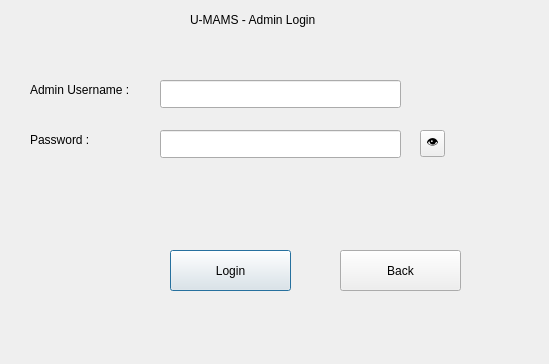
Qt form adminlogin.ui (sanjanaCSwyb/U-MAMS) before a commit.
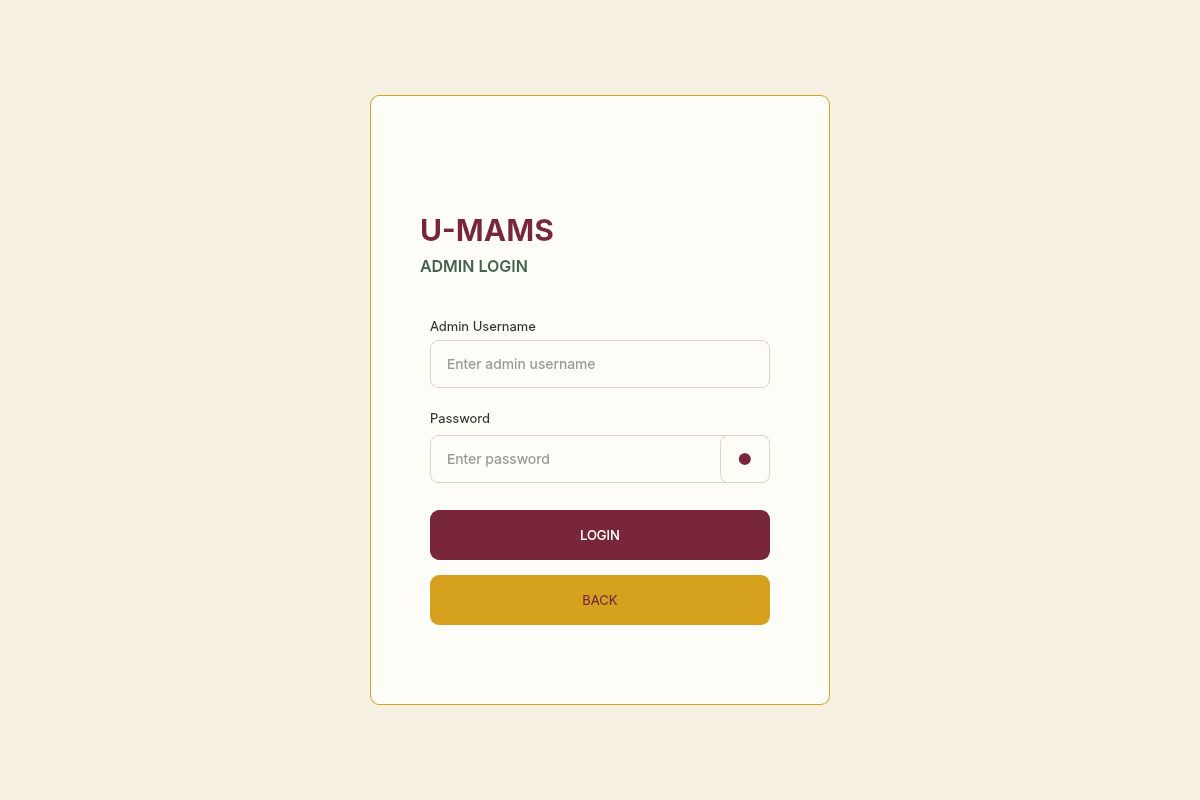
The same form after that commit. Icons and pictures are not drawn.

Diff of the .ui file:
```diff
--- a/adminlogin.ui
+++ b/adminlogin.ui
@@ -6,115 +6,276 @@
    <rect>
     <x>0</x>
     <y>0</y>
-    <width>549</width>
-    <height>364</height>
+    <width>1200</width>
+    <height>800</height>
    </rect>
   </property>
+  <property name="minimumSize">
+   <size>
+    <width>600</width>
+    <height>600</height>
+   </size>
+  </property>
   <property name="windowTitle">
-   <string>Dialog</string>
-  </property>
-  <widget class="QLabel" name="lblTitle">
-   <property name="geometry">
-    <rect>
-     <x>190</x>
-     <y>10</y>
-     <width>141</width>
-     <height>20</height>
-    </rect>
-   </property>
-   <property name="text">
     <string>U-MAMS - Admin Login</string>
    </property>
+  <property name="styleSheet">
+   <string>background:#F7F1E3;</string>
+  </property>
+  <widget class="QWidget" name="figmaCanvas">
+   <property name="geometry">
+    <rect>
+     <x>0</x>
+     <y>0</y>
+     <width>1200</width>
+     <height>800</height>
+    </rect>
+   </property>
+   <property name="styleSheet">
+    <string>QWidget#figmaCanvas{background:#F7F1E3;}</string>
+   </property>
+   <widget class="QFrame" name="loginCard">
+    <property name="geometry">
+     <rect>
+      <x>370</x>
+      <y>95</y>
+      <width>460</width>
+      <height>610</height>
+     </rect>
+    </property>
+    <property name="frameShape">
+     <enum>QFrame::NoFrame</enum>
+    </property>
+    <property name="styleSheet">
+     <string>QFrame#loginCard{background:#FFFDF8;border:1px solid #D6A21E;border-radius:9px;}</string>
+    </property>
+   </widget>
+   <widget class="QLabel" name="lblLogo">
+    <property name="geometry">
+     <rect>
+      <x>558</x>
+      <y>120</y>
+      <width>84</width>
+      <height>84</height>
+     </rect>
+    </property>
+    <property name="pixmap">
+     <pixmap>:/assets/wayamba_logo.png</pixmap>
+    </property>
+    <property name="scaledContents">
+     <bool>false</bool>
+    </property>
+    <property name="alignment">
+     <set>Qt::AlignCenter</set>
+    </property>
+    <property name="styleSheet">
+     <string>background:transparent;border:none;</string>
+    </property>
+   </widget>
+   <widget class="QLabel" name="lblTitle">
+    <property name="geometry">
+     <rect>
+      <x>420</x>
+      <y>210</y>
+      <width>320</width>
+      <height>40</height>
+     </rect>
+    </property>
+    <property name="text">
+     <string>U-MAMS</string>
+    </property>
+    <property name="alignment">
+     <set>Qt::AlignLeft|Qt::AlignVCenter</set>
+    </property>
+    <property name="styleSheet">
+     <string>font-family:Inter; font-size:30px; font-weight:600;color:#7A263A;background:transparent;border:none;padding:0px;</string>
+    </property>
+   </widget>
+   <widget class="QLabel" name="lblLoginType">
+    <property name="geometry">
+     <rect>
+      <x>420</x>
+      <y>254</y>
+      <width>340</width>
+      <height>24</height>
+     </rect>
+    </property>
+    <property name="text">
+     <string>ADMIN LOGIN</string>
+    </property>
+    <property name="alignment">
+     <set>Qt::AlignLeft|Qt::AlignVCenter</set>
+    </property>
+    <property name="styleSheet">
+     <string>font-family:Inter; font-size:16px; font-weight:500;color:#43634B;background:transparent;border:none;padding:0px;</string>
+    </property>
   </widget>
   <widget class="QLabel" name="lblUsername">
    <property name="geometry">
     <rect>
-     <x>30</x>
-     <y>80</y>
-     <width>111</width>
-     <height>20</height>
+      <x>430</x>
+      <y>315</y>
+      <width>340</width>
+      <height>22</height>
     </rect>
    </property>
    <property name="text">
-    <string>Admin Username :</string>
-   </property>
-  </widget>
-  <widget class="QLabel" name="lblPassword">
-   <property name="geometry">
-    <rect>
-     <x>30</x>
-     <y>130</y>
-     <width>63</width>
-     <height>20</height>
-    </rect>
-   </property>
-   <property name="text">
-    <string>Password :</string>
+     <string>Admin Username</string>
+    </property>
+    <property name="alignment">
+     <set>Qt::AlignLeft|Qt::AlignVCenter</set>
+    </property>
+    <property name="styleSheet">
+     <string>font-family:Inter; font-size:13px; font-weight:400;color:#333333;background:transparent;border:none;padding:0px;</string>
+    </property>
+    <property name="buddy">
+     <cstring>txtUsername</cstring>
    </property>
   </widget>
   <widget class="QLineEdit" name="txtUsername">
    <property name="geometry">
     <rect>
-     <x>160</x>
-     <y>80</y>
-     <width>241</width>
-     <height>28</height>
-    </rect>
+      <x>430</x>
+      <y>340</y>
+      <width>340</width>
+      <height>48</height>
+     </rect>
+    </property>
+    <property name="placeholderText">
+     <string>Enter admin username</string>
+    </property>
+    <property name="frame">
+     <bool>false</bool>
+    </property>
+    <property name="styleSheet">
+     <string>QLineEdit#txtUsername{font-family:Inter;font-size:14px;color:#333333;background:#FFFDF8;border:1px solid #DDD7C8;border-radius:8px;padding:0px 14px;}QLineEdit#txtUsername:focus{border:1px solid #D6A21E;}</string>
+    </property>
+   </widget>
+   <widget class="QLabel" name="lblPassword">
+    <property name="geometry">
+     <rect>
+      <x>430</x>
+      <y>407</y>
+      <width>340</width>
+      <height>22</height>
+     </rect>
+    </property>
+    <property name="text">
+     <string>Password</string>
+    </property>
+    <property name="alignment">
+     <set>Qt::AlignLeft|Qt::AlignVCenter</set>
+    </property>
+    <property name="styleSheet">
+     <string>font-family:Inter; font-size:13px; font-weight:400;color:#333333;background:transparent;border:none;padding:0px;</string>
+    </property>
+    <property name="buddy">
+     <cstring>txtPassword</cstring>
    </property>
   </widget>
   <widget class="QLineEdit" name="txtPassword">
    <property name="geometry">
     <rect>
-     <x>160</x>
-     <y>130</y>
-     <width>241</width>
-     <height>28</height>
-    </rect>
-   </property>
+      <x>430</x>
+      <y>435</y>
+      <width>340</width>
+      <height>48</height>
+     </rect>
+    </property>
+    <property name="placeholderText">
+     <string>Enter password</string>
+    </property>
    <property name="echoMode">
-    <enum>QLineEdit::EchoMode::Password</enum>
+     <enum>QLineEdit::Password</enum>
+    </property>
+    <property name="frame">
+     <bool>false</bool>
+    </property>
+    <property name="styleSheet">
+     <string>QLineEdit#txtPassword{font-family:Inter;font-size:14px;color:#333333;background:#FFFDF8;border:1px solid #DDD7C8;border-radius:8px;padding:0px 55px 0px 14px;}QLineEdit#txtPassword:focus{border:1px solid #D6A21E;}</string>
    </property>
   </widget>
   <widget class="QToolButton" name="btnShowPassword">
    <property name="geometry">
     <rect>
-     <x>420</x>
-     <y>130</y>
-     <width>25</width>
-     <height>27</height>
+      <x>720</x>
+      <y>435</y>
+      <width>50</width>
+      <height>48</height>
     </rect>
    </property>
    <property name="text">
-    <string>👁</string>
+     <string>●</string>
+    </property>
+    <property name="toolTip">
+     <string>Show or hide password</string>
+    </property>
+    <property name="accessibleName">
+     <string>Show or hide password</string>
+    </property>
+    <property name="cursor">
+     <cursorShape>PointingHandCursor</cursorShape>
+    </property>
+    <property name="styleSheet">
+     <string>QToolButton#btnShowPassword{font-family:Inter;font-size:16px;color:#7A263A;background:#FFFDF8;border:1px solid #DDD7C8;border-radius:8px;padding:0px;}QToolButton#btnShowPassword:hover{border-color:#D6A21E;}</string>
    </property>
   </widget>
   <widget class="QPushButton" name="btnLogin">
    <property name="geometry">
     <rect>
-     <x>170</x>
-     <y>250</y>
-     <width>121</width>
-     <height>41</height>
+      <x>430</x>
+      <y>510</y>
+      <width>340</width>
+      <height>50</height>
     </rect>
    </property>
    <property name="text">
-    <string>Login</string>
+     <string>LOGIN</string>
+    </property>
+    <property name="autoDefault">
+     <bool>false</bool>
+    </property>
+    <property name="cursor">
+     <cursorShape>PointingHandCursor</cursorShape>
+    </property>
+    <property name="styleSheet">
+     <string>QPushButton#btnLogin{font-family:Inter;font-size:13px;font-weight:400;color:#FFFDF8;background:#7A263A;border:1px solid #7A263A;border-radius:9px;padding:0px;}QPushButton#btnLogin:hover{border:1px solid #D6A21E;}QPushButton#btnLogin:focus{border:1px solid #D6A21E;}</string>
+    </property>
+    <property name="default">
+     <bool>true</bool>
    </property>
   </widget>
   <widget class="QPushButton" name="btnBack">
    <property name="geometry">
     <rect>
-     <x>340</x>
-     <y>250</y>
-     <width>121</width>
-     <height>41</height>
+      <x>430</x>
+      <y>575</y>
+      <width>340</width>
+      <height>50</height>
     </rect>
    </property>
    <property name="text">
-    <string>Back</string>
-   </property>
-  </widget>
- </widget>
- <resources/>
- <connections/>
+     <string>BACK</string>
+    </property>
+    <property name="autoDefault">
+     <bool>false</bool>
+    </property>
+    <property name="cursor">
+     <cursorShape>PointingHandCursor</cursorShape>
+    </property>
+    <property name="styleSheet">
+     <string>QPushButton#btnBack{font-family:Inter;font-size:13px;font-weight:400;color:#7A263A;background:#D6A21E;border:1px solid #D6A21E;border-radius:9px;padding:0px;}QPushButton#btnBack:hover{border:1px solid #D6A21E;}QPushButton#btnBack:focus{border:1px solid #D6A21E;}</string>
+    </property>
+   </widget>
+  </widget>
+ </widget>
+ <tabstops>
+  <tabstop>txtUsername</tabstop>
+  <tabstop>txtPassword</tabstop>
+  <tabstop>btnShowPassword</tabstop>
+  <tabstop>btnLogin</tabstop>
+  <tabstop>btnBack</tabstop>
+ </tabstops>
+ <resources />
+ <connections />
 </ui>
```
Left out of the diff: 2 changed lines with no effect on the pictures. Lines whose indentation alone changed are shown as unchanged.
